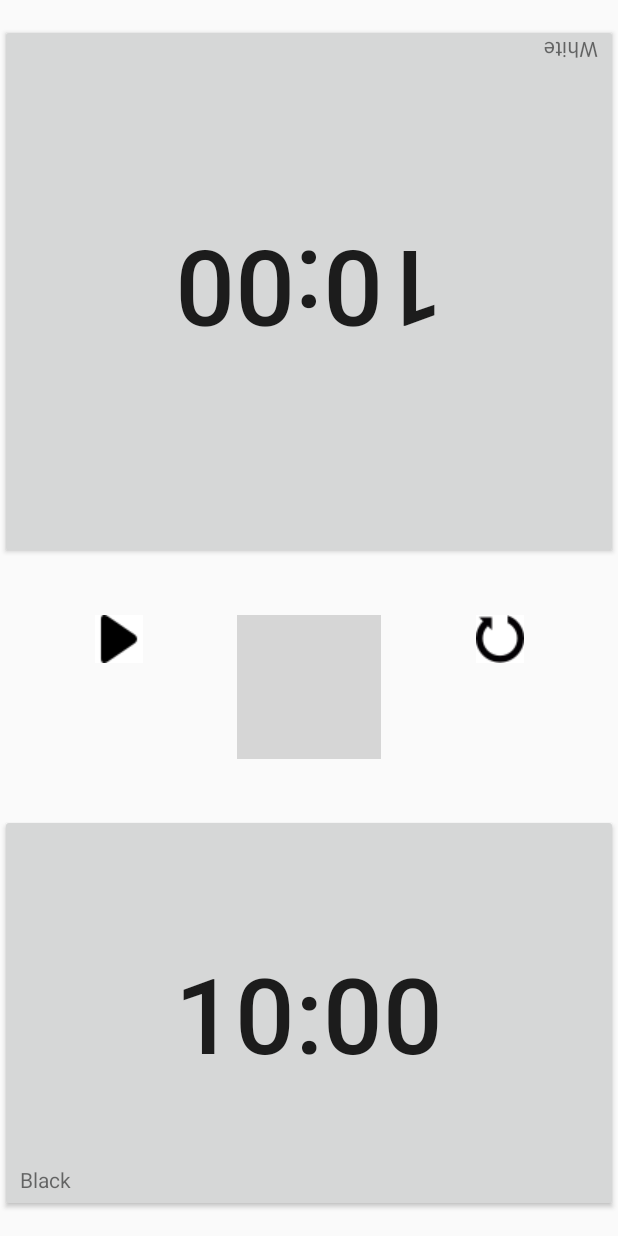
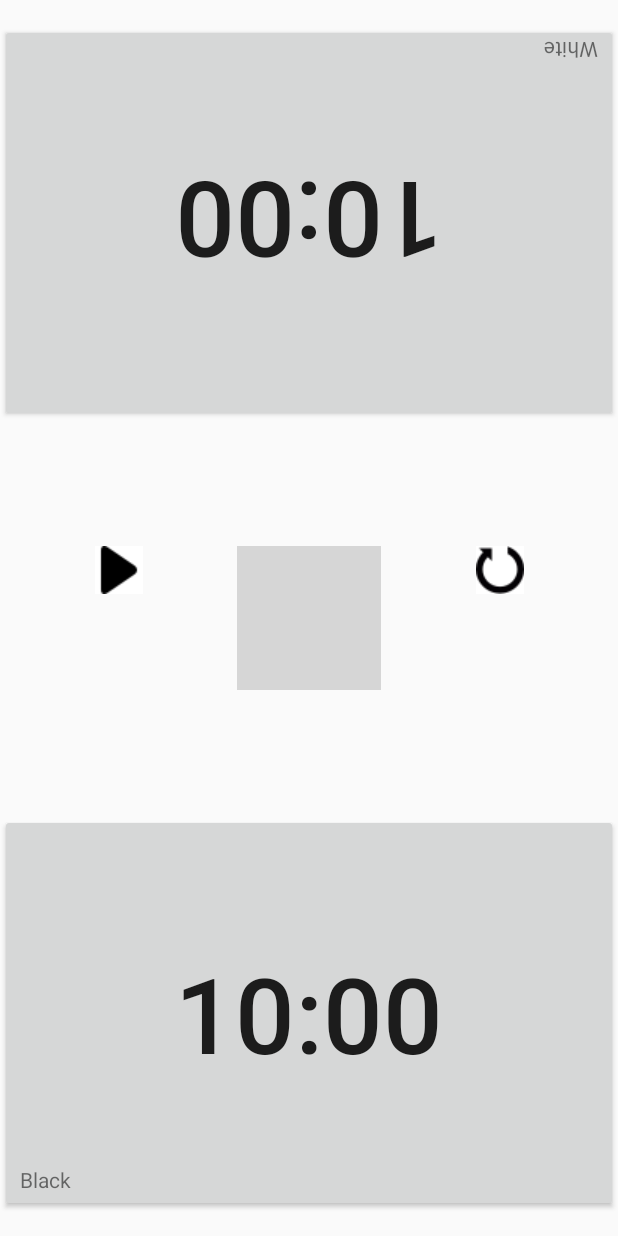
Before and after one commit to xdelu02/A, an Android app: the timerDatas screen opened directly, with no data from a screen before it, after a tap on "SUBMIT", on a phone screen of 412 x 824 dp. Run offline under Robolectric (Android 15) with nearby library versions, the light colour scheme and no system bars; grey boxes are pictures that could not be loaded.

Commit message:
girata la lunetta, risolti bug

```diff
--- a/app/src/main/java/com/example/chessTimer/MainActivity.java
+++ b/app/src/main/java/com/example/chessTimer/MainActivity.java
@@ -5,6 +5,7 @@ import android.os.Bundle;
 import android.view.View;
 
 import androidx.appcompat.app.AppCompatActivity;
+import androidx.appcompat.app.AppCompatDelegate;
 
 import gr.net.maroulis.library.EasySplashScreen;
 
@@ -12,6 +13,8 @@ public class MainActivity extends AppCompatActivity {
     @Override
     protected void onCreate(Bundle savedInstanceState) {
         super.onCreate(savedInstanceState);
+
+        AppCompatDelegate.setDefaultNightMode(AppCompatDelegate.MODE_NIGHT_NO);
 
         EasySplashScreen config = new EasySplashScreen(MainActivity.this)
                 .withFullScreen()
--- a/app/src/main/java/com/example/chessTimer/timerDatas.java
+++ b/app/src/main/java/com/example/chessTimer/timerDatas.java
@@ -50,7 +50,6 @@ public class timerDatas extends AppCompatActivity {
 
         super.onCreate(savedInstanceState);
         setContentView(R.layout.activity_timer_datas);
-
         //prelevo le EditText
         nWEditText = findViewById(R.id.nameWhite);
         mWEditText = findViewById(R.id.minuteWhite);
@@ -123,14 +122,10 @@ public class timerDatas extends AppCompatActivity {
 
         if(AppCompatDelegate.getDefaultNightMode() == AppCompatDelegate.MODE_NIGHT_YES) {
             setTheme ( R.style.DarkTheme );
-            nightModeBtn.setVisibility ( View.INVISIBLE );
-            lightModeBtn.setVisibility ( View.VISIBLE );
 
         }
         else {
             setTheme ( R.style.AppTheme );
-            lightModeBtn.setVisibility ( View.INVISIBLE );
-            nightModeBtn.setVisibility ( View.VISIBLE );
         }
 
         //DARK/LIGHT MODE VISIBILITY OF BTNS SECTION
--- a/app/src/main/res/layout/activity_timer.xml
+++ b/app/src/main/res/layout/activity_timer.xml
@@ -1,6 +1,7 @@
 <?xml version="1.0" encoding="utf-8"?>
 <androidx.constraintlayout.widget.ConstraintLayout xmlns:android="http://schemas.android.com/apk/res/android"
     xmlns:app="http://schemas.android.com/apk/res-auto"
+    xmlns:tools="http://schemas.android.com/tools"
     android:layout_width="match_parent"
     android:layout_height="match_parent">
 
@@ -45,13 +46,11 @@
     <Button
         android:id="@+id/topBtn"
         android:layout_width="match_parent"
-        android:layout_height="0dp"
+        android:layout_height="265dp"
         android:layout_marginTop="16dp"
-        android:layout_marginBottom="189dp"
         android:rotation="180"
         android:text="@string/_00_00"
         android:textSize="70sp"
-        app:layout_constraintBottom_toTopOf="@+id/bottomMoveCounter"
         app:layout_constraintEnd_toEndOf="parent"
         app:layout_constraintHorizontal_bias="0.0"
         app:layout_constraintStart_toStartOf="parent"
@@ -71,14 +70,13 @@
 
     <TextView
         android:id="@+id/topName"
-        android:layout_width="0dp"
+        android:layout_width="match_parent"
         android:layout_height="wrap_content"
         android:layout_marginTop="8dp"
         android:rotation="180"
         android:translationZ="5dp"
-        app:layout_constraintEnd_toEndOf="parent"
-        app:layout_constraintStart_toStartOf="parent"
-        app:layout_constraintTop_toTopOf="@+id/topBtn" />
+        app:layout_constraintTop_toTopOf="@+id/topBtn"
+        tools:layout_editor_absoluteX="295dp" />
 
     <TextView
         android:id="@+id/bottomName"
@@ -93,26 +91,25 @@
 
     <TextView
         android:id="@+id/bottomMoveCounter"
-        android:layout_width="0dp"
+        android:layout_width="wrap_content"
         android:layout_height="wrap_content"
-        android:layout_marginBottom="238dp"
+        android:layout_marginTop="20dp"
+        android:layout_marginEnd="350dp"
         android:textSize="17sp"
         android:translationZ="5dp"
-        app:layout_constraintBottom_toBottomOf="parent"
         app:layout_constraintEnd_toEndOf="parent"
-        app:layout_constraintStart_toStartOf="parent"
-        app:layout_constraintTop_toBottomOf="@+id/topBtn" />
+        app:layout_constraintTop_toTopOf="@+id/bottomBtn" />
 
     <TextView
         android:id="@+id/topMoveCounter"
-        android:layout_width="0dp"
+        android:layout_width="wrap_content"
         android:layout_height="wrap_content"
+        android:layout_marginStart="350dp"
         android:layout_marginBottom="20dp"
-        android:rotation="180"
         android:textSize="17sp"
         android:translationZ="5dp"
+        android:rotation="180"
         app:layout_constraintBottom_toBottomOf="@+id/topBtn"
-        app:layout_constraintEnd_toEndOf="parent"
         app:layout_constraintStart_toStartOf="parent" />
 
 
--- a/app/src/main/res/values/styles.xml
+++ b/app/src/main/res/values/styles.xml
@@ -6,7 +6,7 @@
         <item name="colorPrimary">@color/colorPrimary</item>
         <item name="colorPrimaryDark">@color/colorPrimaryDark</item>
         <item name="colorAccent">@color/colorAccent</item>
-        <item name="android:windowAnimationStyle">@style/WindowAnimatioTransition</item>
+        <item name="android:windowAnimationStyle">@style/WindowAnimatioTransition</item>a
     </style>
 
     <style name="ErrorTheme" >
```
